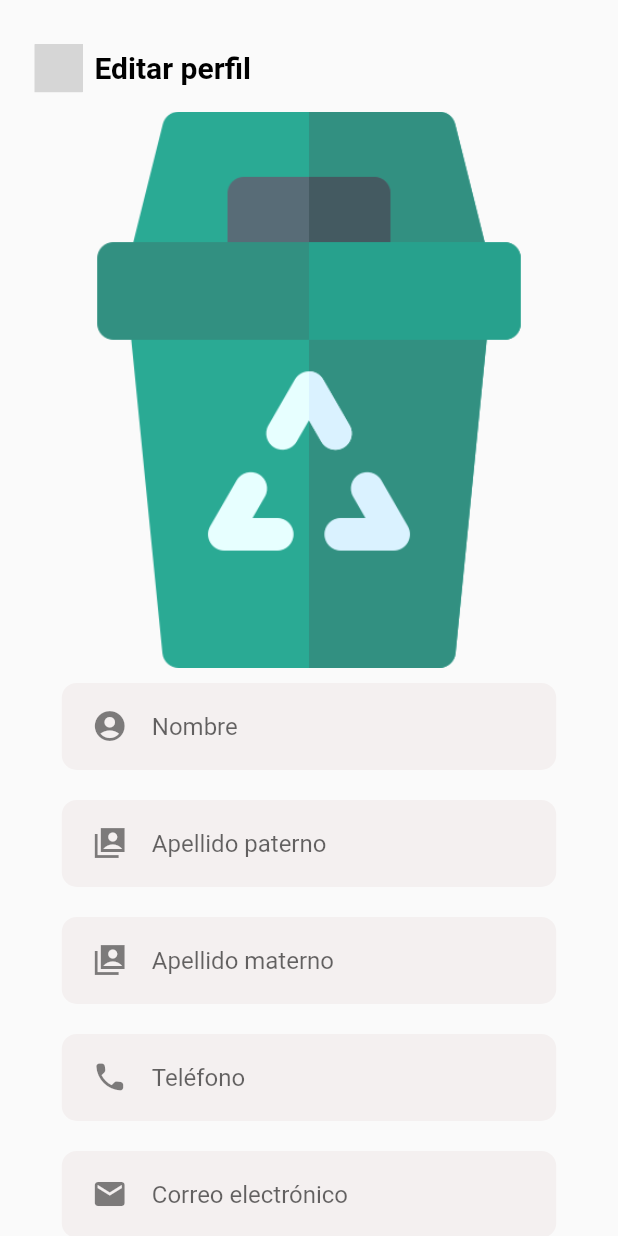
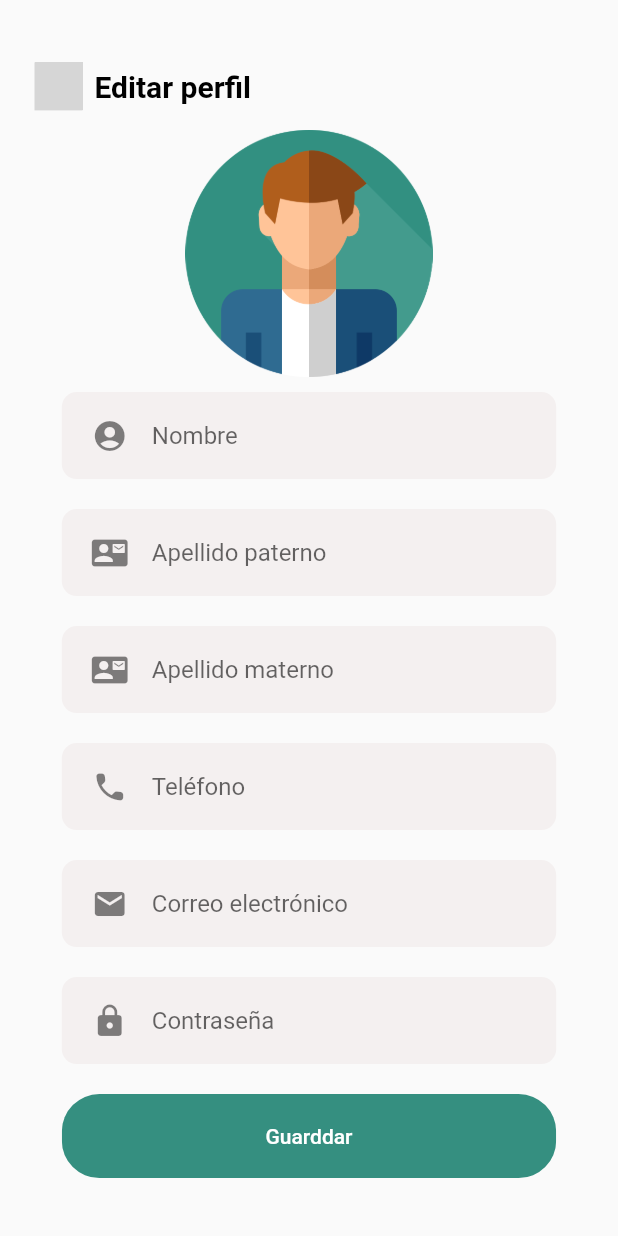
Before and after one commit to Daligz/GreenWaste, a Flutter app: the UpdateUser screen opened directly, on a phone screen of 412 x 824 dp. Run offline on Flutter 3.47's test engine with Material 2 defaults, Android fonts, the phone set to English and light mode, and no system bars; our stand-ins replace flutter_svg; grey boxes are pictures that could not be loaded.

Commit message:
Fix components
Login
SignUp
Update User

```diff
--- a/Movil-app/lib/main.dart
+++ b/Movil-app/lib/main.dart
@@ -43,7 +43,7 @@
           ),
         ),
       ),
-      home: ProfileScreen(),
+      home: Login(),
         //SplashScreen()
       //ProfileScreen
       //const MyHomePage(title: 'Flutter Demo Home Page'),
--- a/Movil-app/lib/screens/UpdateUser/components/body.dart
+++ b/Movil-app/lib/screens/UpdateUser/components/body.dart
@@ -1,8 +1,10 @@
 import 'package:flutter/material.dart';
 import 'package:movil_app/components/rounded_button.dart';
 import 'package:movil_app/components/rounded_input_field.dart';
+import 'package:movil_app/components/rounded_password_field.dart';
 import 'package:movil_app/screens/Profile/components/background.dart';
 import 'package:movil_app/components/bar.dart';
+import 'package:movil_app/screens/Profile/profile_screen.dart';
 
 class Body extends StatelessWidget {
 
@@ -22,26 +24,29 @@ class Body extends StatelessWidget {
           children: <Widget>[
             SizedBox(height: size.height * 0.02),
             Bar(text:"Editar perfil", press: () {
-
+              Navigator.push(
+                context,
+                MaterialPageRoute(builder: (context) => ProfileScreen()),
+              );
             }),
-            Image.asset("assets/imgs/img_agregarContenedor_movil.png",
-              height: size.height * 0.45,
+            Image.asset("assets/imgs/img_editar_usuario_movil.png",
+              height: size.height * 0.20,
             ),
             RoundedInputField(
                 hintText: "Nombre",
-                icon: Icons.account_circle,
+                icon: Icons.account_circle_rounded,
                 onChanged: (value) {},
                 controller: nameTextController
             ),
             RoundedInputField(
                 hintText: "Apellido paterno",
-                icon: Icons.switch_account_sharp,
+                icon: Icons.contact_mail_rounded,
                 onChanged: (value) {},
                 controller: lastNameTextController
             ),
             RoundedInputField(
                 hintText: "Apellido materno",
-                icon: Icons.switch_account_sharp,
+                icon: Icons.contact_mail_rounded,
                 onChanged: (value) {},
                 controller: lastName2TextController
             ),
@@ -57,9 +62,7 @@ class Body extends StatelessWidget {
                 onChanged: (value) {},
                 controller: passwordTextController
             ),
-            RoundedInputField(
-                hintText: "Contraseña",
-                icon: Icons.lock,
+            RoundedPasswordField(
                 onChanged: (value) {},
                 controller: passwordTextController
             ),
```
Also changed, not shown: Movil-app/lib/screens/Profile/components/body.dart (+14 -2 lines), Movil-app/lib/screens/login/components/body_login.dart (+6 -3 lines), Movil-app/lib/screens/signup/components/bodysignup.dart (+8 -4 lines).
